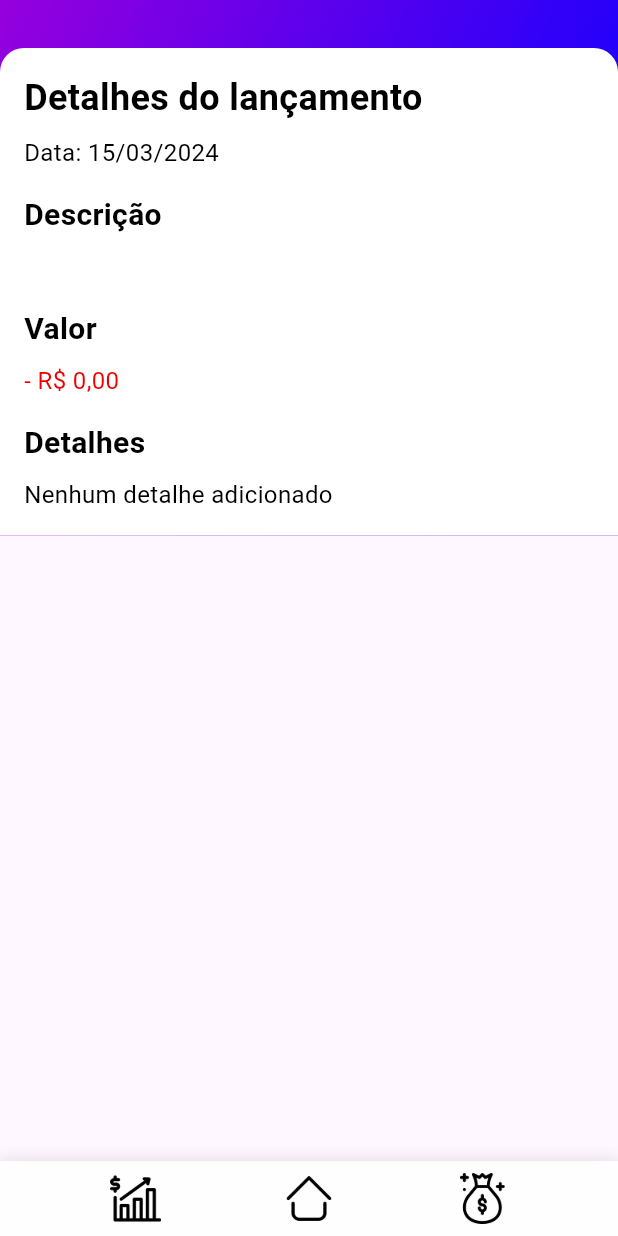
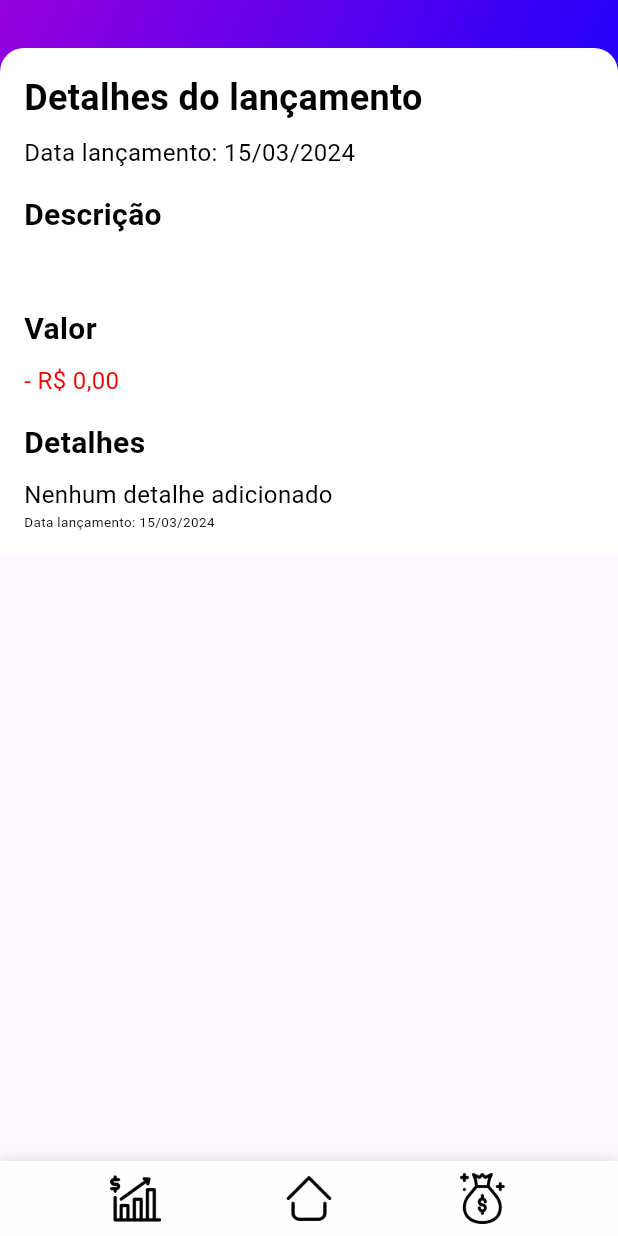
Before and after one commit to helder-luan/finances, a Flutter app: the DetalhesLancamento screen opened directly with empty values, on a phone screen of 412 x 824 dp. Run offline on Flutter 3.47's test engine with Material 3 defaults, Android fonts, the light colour scheme and no system bars; our stand-ins replace gradient_borders, motion_toast, sqflite, toast; missing offline and left inert: mask, validatorless; accounts and stored records are empty.

Commit message:
correção cadastro de lançamento parcelado com data ocorrência errada

```diff
--- a/lib/src/controllers/gasto_controller.dart
+++ b/lib/src/controllers/gasto_controller.dart
@@ -51,6 +51,9 @@ class GastoController extends ChangeNotifier {
     }
   }
 
+  DateTime _obterDataParcela(String dataOcorrencia, int i, String parcelaAtual) {
+    return DateTime.parse(Functions.dataEn(dataOcorrencia)).add(Duration(days: 30 * (i - int.tryParse(parcelaAtual)!)));
+  }
 
   void handleSubmit({
     required VoidCallback? Function() onSuccess,
@@ -64,7 +67,7 @@ class GastoController extends ChangeNotifier {
       // insere transacao
       if (parcelado.text == 'S') {
         for (int i = int.tryParse(parcelaAtual.text)!; i <= int.tryParse(totalParcelas.text)!; i++) {
-          DateTime dataOcorrenciaParcela = DateTime.parse(Functions.dataEn(dataOcorrencia.text)).add(Duration(days: 30 * (i - 1)));
+          DateTime dataOcorrenciaParcela = _obterDataParcela(dataOcorrencia.text, i, parcelaAtual.text);
 
           await _lancamentoRepository.insert(
             Lancamento(
--- a/lib/src/ui/screens/DetalhesLancamento/index.dart
+++ b/lib/src/ui/screens/DetalhesLancamento/index.dart
@@ -55,7 +55,7 @@ class _DetalhesLancamentoState extends State<DetalhesLancamento> {
                           ),
                         ),
                         TextComponent(
-                          text: "Data: ${Functions.dataPt(widget.lancamento.created_at.toString())}",
+                          text: "Data lançamento: ${Functions.dataPt(widget.lancamento.dataOcorrencia.toString())}",
                         ),
                         Container(
                           margin: const EdgeInsets.only(top: 16.0),
@@ -115,6 +115,10 @@ class _DetalhesLancamentoState extends State<DetalhesLancamento> {
                             ],
                           ),
                         ),
+                        TextComponent(
+                          text: "Data lançamento: ${Functions.dataPt(widget.lancamento.dataOcorrencia.toString())}",
+                          size: 9,
+                        ),
                       ],
                     );
                   }
--- a/lib/src/ui/screens/Historico/index.dart
+++ b/lib/src/ui/screens/Historico/index.dart
@@ -22,7 +22,6 @@ class _HistoricoScreenState extends State<HistoricoScreen> {
   List<Lancamento> historico = [];
   Future<void> loadHistorico() async {
     await _gastoController.getLancamentos();
-
     historico = _gastoController.dataSourceLancamento;
   }
 
--- a/pubspec.yaml
+++ b/pubspec.yaml
@@ -17,7 +17,7 @@ publish_to: 'none' # Remove this line if you wish to publish to pub.dev
 # https://developer.apple.com/library/archive/documentation/General/Reference/InfoPlistKeyReference/Articles/CoreFoundationKeys.html
 # In Windows, build-name is used as the major, minor, and patch parts
 # of the product and file versions while build-number is used as the build suffix.
-version: 1.0.3+1
+version: 1.0.4+1
 
 environment:
   sdk: '>=2.18.5 <3.0.0'
```
Also changed, not shown: lib/src/ui/screens/Home/index.dart (+7 -8 lines), pubspec.lock.
